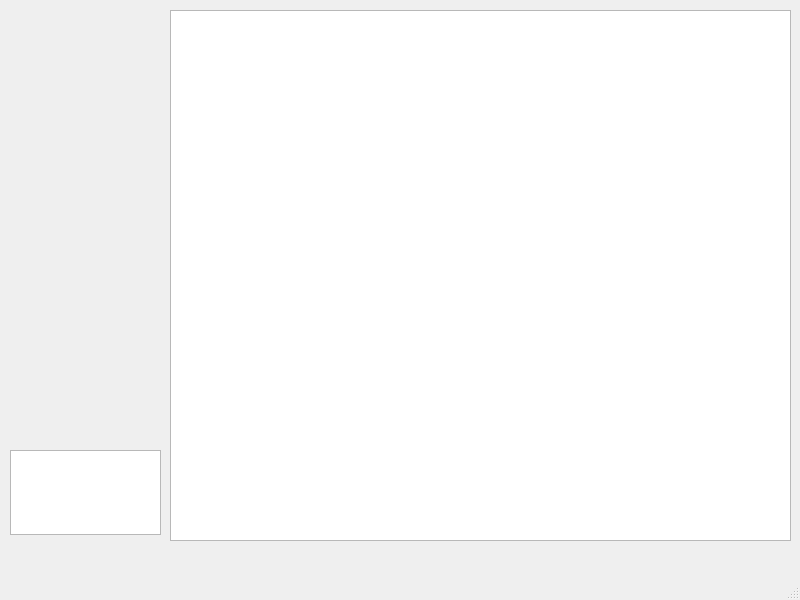
Qt form Semester2_Labs/UI-QT_LABS/LAB-grafffs/mainwindow.ui (AlexXSpace228/PSTU-RIS-25-2b_Kosoturov.A.A_labs) before a commit.
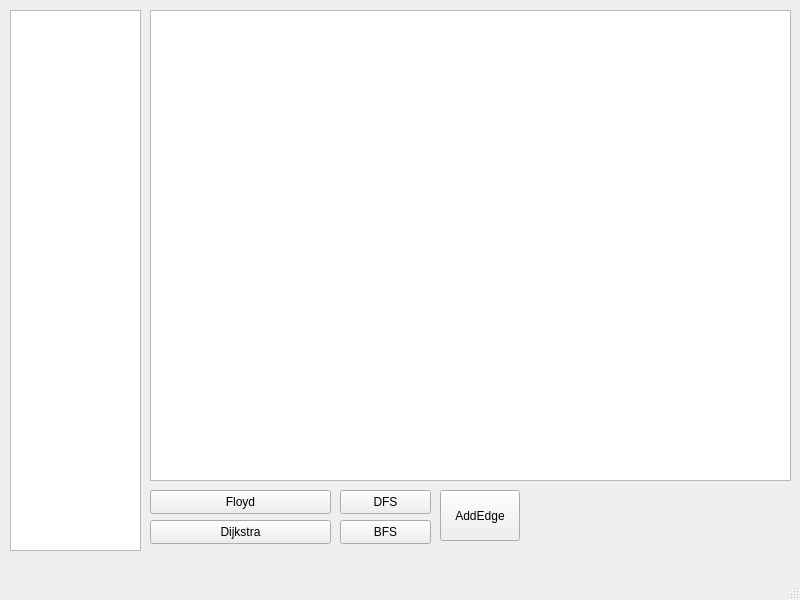
The same form after that commit.

Patch:
```diff
--- a/Semester2_Labs/UI-QT_LABS/LAB-grafffs/mainwindow.ui
+++ b/Semester2_Labs/UI-QT_LABS/LAB-grafffs/mainwindow.ui
@@ -17,10 +17,10 @@
    <widget class="QGraphicsView" name="graphicsView">
     <property name="geometry">
      <rect>
-      <x>170</x>
+      <x>150</x>
       <y>10</y>
-      <width>621</width>
-      <height>531</height>
+      <width>641</width>
+      <height>471</height>
      </rect>
     </property>
    </widget>
@@ -28,12 +28,77 @@
     <property name="geometry">
      <rect>
       <x>10</x>
-      <y>450</y>
-      <width>151</width>
-      <height>85</height>
+      <y>10</y>
+      <width>131</width>
+      <height>541</height>
      </rect>
     </property>
    </widget>
+   <widget class="QPushButton" name="BFSButton">
+    <property name="geometry">
+     <rect>
+      <x>340</x>
+      <y>520</y>
+      <width>91</width>
+      <height>24</height>
+     </rect>
+    </property>
+    <property name="text">
+     <string>BFS</string>
+    </property>
+   </widget>
+   <widget class="QPushButton" name="DFSButton_2">
+    <property name="geometry">
+     <rect>
+      <x>340</x>
+      <y>490</y>
+      <width>91</width>
+      <height>24</height>
+     </rect>
+    </property>
+    <property name="text">
+     <string>DFS</string>
+    </property>
+   </widget>
+   <widget class="QPushButton" name="DijkstraButton">
+    <property name="geometry">
+     <rect>
+      <x>150</x>
+      <y>520</y>
+      <width>181</width>
+      <height>24</height>
+     </rect>
+    </property>
+    <property name="text">
+     <string>Dijkstra</string>
+    </property>
+   </widget>
+   <widget class="QPushButton" name="FloydButton">
+    <property name="geometry">
+     <rect>
+      <x>150</x>
+      <y>490</y>
+      <width>181</width>
+      <height>24</height>
+     </rect>
+    </property>
+    <property name="text">
+     <string>Floyd</string>
+    </property>
+   </widget>
+   <widget class="QPushButton" name="pushButton">
+    <property name="geometry">
+     <rect>
+      <x>440</x>
+      <y>490</y>
+      <width>80</width>
+      <height>51</height>
+     </rect>
+    </property>
+    <property name="text">
+     <string>AddEdge</string>
+    </property>
+   </widget>
   </widget>
   <widget class="QMenuBar" name="menubar">
    <property name="geometry">
```
Left out of the diff: 2 changed lines with no effect on the pictures.
